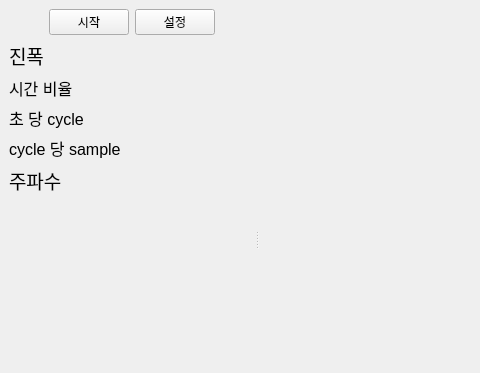
Above: main_window.ui from gkdisdhfl1/PowerSimulator before the change; both pictures show x 0 to 480 and y 0 to 373 of the 1000 by 500 pixel window. Below: the same form after it.
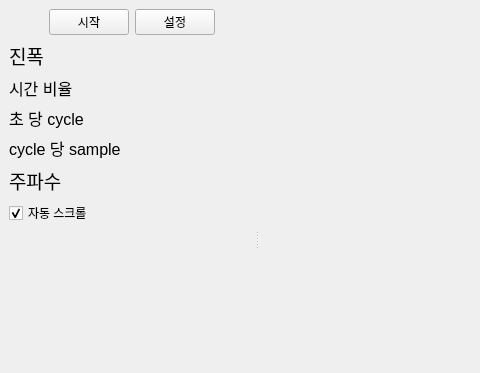
That is the form after the change. Custom widgets are drawn as their Qt base class.

```diff
--- a/main_window.ui
+++ b/main_window.ui
@@ -161,6 +161,16 @@
           <item row="4" column="1">
            <widget class="ValueControlWidget" name="frequencyControlWidget" native="true"/>
           </item>
+          <item row="5" column="0">
+           <widget class="QCheckBox" name="autoScrollCheckBox">
+            <property name="text">
+             <string>자동 스크롤</string>
+            </property>
+            <property name="checked">
+             <bool>true</bool>
+            </property>
+           </widget>
+          </item>
          </layout>
         </item>
        </layout>
```
